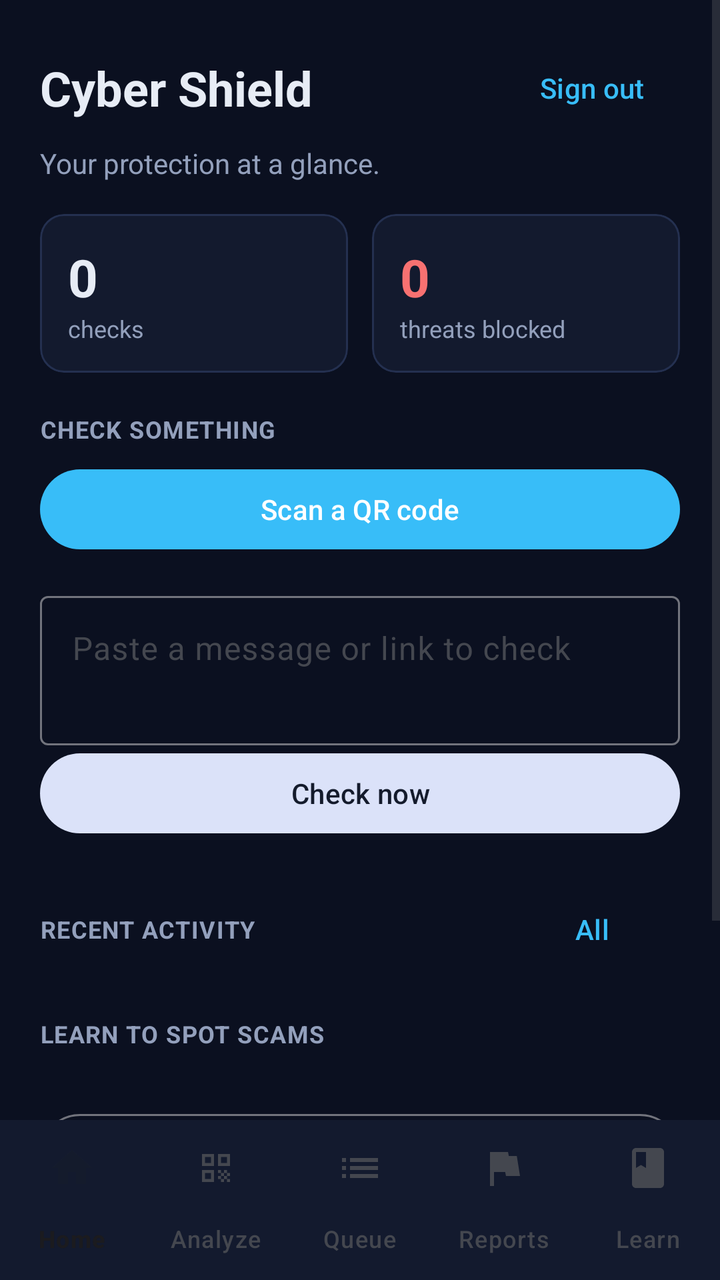
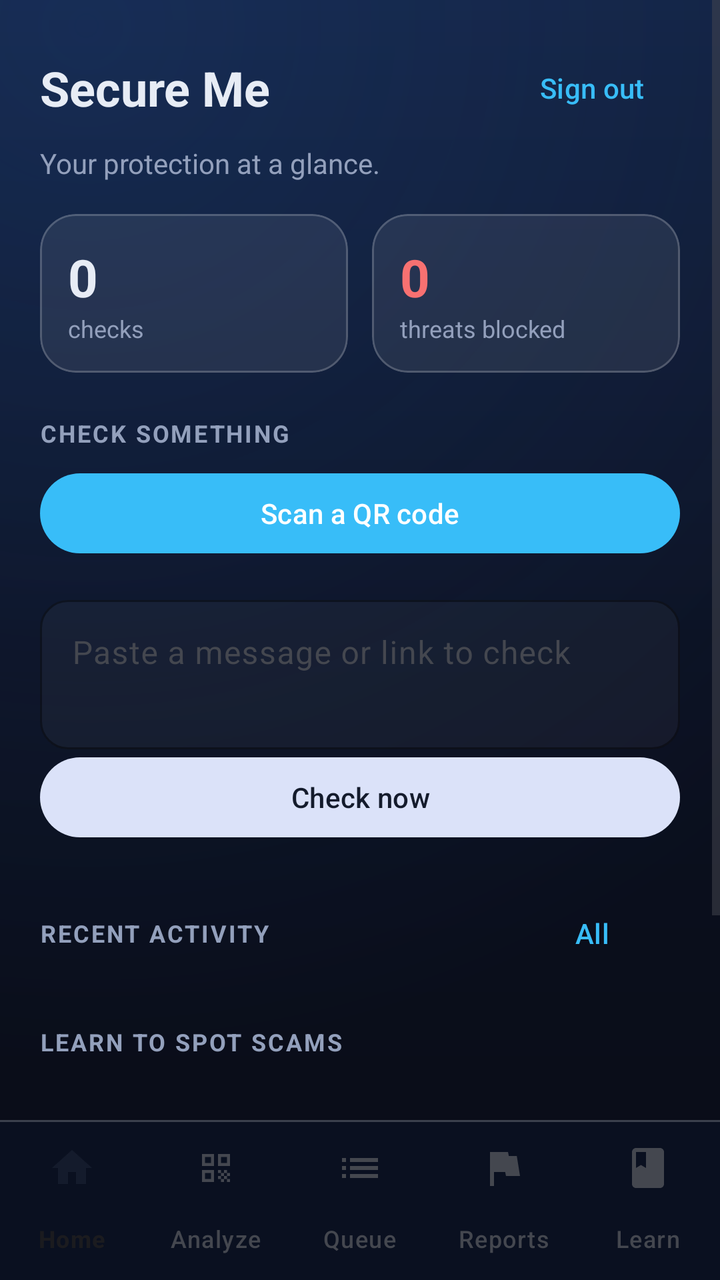

Screens rendered from an Android XML layout before and after an edit, with the pre-edit source and the edit as a unified diff.
<!-- AndroidManifest.xml: application theme Theme.CyberShield -->
<!-- res/layout/activity_main.xml -->
<?xml version="1.0" encoding="utf-8"?>
<FrameLayout xmlns:android="http://schemas.android.com/apk/res/android"
    xmlns:app="http://schemas.android.com/apk/res-auto"
    android:layout_width="match_parent"
    android:layout_height="match_parent">

    <LinearLayout
        android:layout_width="match_parent"
        android:layout_height="match_parent"
        android:orientation="vertical">

        <ScrollView
            android:id="@+id/scroll"
            android:layout_width="match_parent"
            android:layout_height="0dp"
            android:layout_weight="1"
            android:fillViewport="true">

            <LinearLayout
                android:id="@+id/content"
                android:layout_width="match_parent"
                android:layout_height="wrap_content"
                android:orientation="vertical"
                android:padding="20dp">

                <LinearLayout
                    android:layout_width="match_parent"
                    android:layout_height="wrap_content"
                    android:orientation="horizontal"
                    android:gravity="center_vertical">

                    <TextView
                        android:layout_width="0dp"
                        android:layout_height="wrap_content"
                        android:layout_weight="1"
                        android:text="Cyber Shield"
                        android:textColor="@color/text"
                        android:textSize="24sp"
                        android:textStyle="bold" />

                    <com.google.android.material.button.MaterialButton
                        android:id="@+id/btnSignOut"
                        style="@style/Widget.Material3.Button.TextButton"
                        android:layout_width="wrap_content"
                        android:layout_height="wrap_content"
                        android:text="Sign out" />
                </LinearLayout>

                <TextView
                    android:id="@+id/greeting"
                    android:layout_width="match_parent"
                    android:layout_height="wrap_content"
                    android:layout_marginTop="4dp"
                    android:textColor="@color/muted"
                    android:text="Your protection at a glance." />

                <com.google.android.material.button.MaterialButton
                    android:id="@+id/btnOverview"
                    style="@style/Widget.Material3.Button.OutlinedButton"
                    android:layout_width="match_parent"
                    android:layout_height="wrap_content"
                    android:layout_marginTop="12dp"
                    android:text="Open analytics overview"
                    android:visibility="gone" />

                <LinearLayout
                    android:layout_width="match_parent"
                    android:layout_height="wrap_content"
                    android:layout_marginTop="16dp"
                    android:orientation="horizontal"
                    android:baselineAligned="false">

                    <com.google.android.material.card.MaterialCardView
                        style="@style/DashCard" android:layout_marginEnd="6dp">
                        <LinearLayout android:layout_width="match_parent" android:layout_height="wrap_content"
                            android:orientation="vertical" android:padding="14dp">
                            <TextView android:id="@+id/statChecks" android:layout_width="wrap_content"
                                android:layout_height="wrap_content" android:text="0"
                                android:textColor="@color/text" android:textSize="26sp" android:textStyle="bold" />
                            <TextView android:layout_width="wrap_content" android:layout_height="wrap_content"
                                android:text="checks" android:textColor="@color/muted" android:textSize="12sp" />
                        </LinearLayout>
                    </com.google.android.material.card.MaterialCardView>

                    <com.google.android.material.card.MaterialCardView
                        style="@style/DashCard" android:layout_marginStart="6dp">
                        <LinearLayout android:layout_width="match_parent" android:layout_height="wrap_content"
                            android:orientation="vertical" android:padding="14dp">
                            <TextView android:id="@+id/statThreats" android:layout_width="wrap_content"
                                android:layout_height="wrap_content" android:text="0"
                                android:textColor="@color/risk_malicious" android:textSize="26sp" android:textStyle="bold" />
                            <TextView android:layout_width="wrap_content" android:layout_height="wrap_content"
                                android:text="threats blocked" android:textColor="@color/muted" android:textSize="12sp" />
                        </LinearLayout>
                    </com.google.android.material.card.MaterialCardView>
                </LinearLayout>

                <TextView style="@style/DashHeading" android:text="Check something" />

                <com.google.android.material.button.MaterialButton
                    android:id="@+id/btnScanQr"
                    style="@style/Widget.Material3.Button"
                    android:layout_width="match_parent"
                    android:layout_height="wrap_content"
                    android:layout_marginTop="8dp"
                    android:text="@string/scan_qr" />

                <com.google.android.material.textfield.TextInputLayout
                    android:id="@+id/inputLayout"
                    style="@style/AuthField"
                    android:hint="Paste a message or link to check">
                    <com.google.android.material.textfield.TextInputEditText
                        android:id="@+id/editText"
                        android:layout_width="match_parent"
                        android:layout_height="wrap_content"
                        android:minLines="2" android:gravity="top" />
                </com.google.android.material.textfield.TextInputLayout>

                <com.google.android.material.button.MaterialButton
                    android:id="@+id/btnAnalyze"
                    style="@style/Widget.Material3.Button.TonalButton"
                    android:layout_width="match_parent"
                    android:layout_height="wrap_content"
                    android:text="Check now" />

                <LinearLayout
                    android:layout_width="match_parent"
                    android:layout_height="wrap_content"
                    android:orientation="horizontal"
                    android:gravity="center_vertical"
                    android:layout_marginTop="20dp">
                    <TextView style="@style/DashHeading" android:layout_width="0dp"
                        android:layout_weight="1" android:layout_marginTop="0dp" android:text="Recent activity" />
                    <com.google.android.material.button.MaterialButton
                        android:id="@+id/btnAllHistory"
                        style="@style/Widget.Material3.Button.TextButton"
                        android:layout_width="wrap_content" android:layout_height="wrap_content"
                        android:text="All" />
                </LinearLayout>

                <TextView
                    android:id="@+id/recentEmpty"
                    android:layout_width="match_parent"
                    android:layout_height="wrap_content"
                    android:text="Nothing checked yet."
                    android:textColor="@color/muted"
                    android:visibility="gone" />

                <androidx.recyclerview.widget.RecyclerView
                    android:id="@+id/recent"
                    android:layout_width="match_parent"
                    android:layout_height="wrap_content"
                    android:nestedScrollingEnabled="false" />

                <TextView style="@style/DashHeading" android:text="Learn to spot scams" />

                <androidx.recyclerview.widget.RecyclerView
                    android:id="@+id/education"
                    android:layout_width="match_parent"
                    android:layout_height="wrap_content"
                    android:layout_marginTop="8dp"
                    android:nestedScrollingEnabled="false" />

                <com.google.android.material.button.MaterialButton
                    android:id="@+id/btnProtection"
                    style="@style/Widget.Material3.Button.OutlinedButton"
                    android:layout_width="match_parent"
                    android:layout_height="wrap_content"
                    android:layout_marginTop="20dp"
                    android:text="@string/enable_protection" />

                <com.google.android.material.materialswitch.MaterialSwitch
                    android:id="@+id/swBiometric"
                    android:layout_width="match_parent"
                    android:layout_height="wrap_content"
                    android:layout_marginTop="12dp"
                    android:text="Require fingerprint / face unlock"
                    android:textColor="@color/text" />

            </LinearLayout>
        </ScrollView>

        <com.google.android.material.bottomnavigation.BottomNavigationView
            android:id="@+id/bottomNav"
            android:layout_width="match_parent"
            android:layout_height="wrap_content"
            app:menu="@menu/bottom_nav"
            app:labelVisibilityMode="labeled"
            android:background="@color/panel" />
    </LinearLayout>

    <LinearLayout
        android:id="@+id/lockOverlay"
        android:layout_width="match_parent"
        android:layout_height="match_parent"
        android:background="@color/ink"
        android:gravity="center"
        android:orientation="vertical"
        android:padding="32dp"
        android:visibility="gone">

        <TextView android:layout_width="wrap_content" android:layout_height="wrap_content"
            android:text="Cyber Shield is locked" android:textColor="@color/text"
            android:textSize="20sp" android:textStyle="bold" />

        <TextView android:id="@+id/lockMsg" android:layout_width="match_parent"
            android:layout_height="wrap_content" android:layout_marginTop="8dp" android:gravity="center"
            android:text="Unlock with your fingerprint or screen lock." android:textColor="@color/muted" />

        <com.google.android.material.button.MaterialButton android:id="@+id/btnUnlock"
            style="@style/Widget.Material3.Button" android:layout_width="wrap_content"
            android:layout_height="wrap_content" android:layout_marginTop="20dp" android:text="Unlock" />

        <com.google.android.material.button.MaterialButton android:id="@+id/btnLockSignOut"
            style="@style/Widget.Material3.Button.TextButton" android:layout_width="wrap_content"
            android:layout_height="wrap_content" android:text="Sign out instead" />
    </LinearLayout>
</FrameLayout>
<!-- resources referenced by this layout -->
<resources>
  <color name="ink">#0B1020</color>
  <color name="muted">#93A0BC</color>
  <color name="panel">#131A2E</color>
  <color name="risk_malicious">#F87171</color>
  <color name="text">#E7ECF5</color>
  <string name="enable_protection">Enable system-wide protection</string>
  <string name="scan_qr">Scan a QR code</string>
  <style name="AuthField" parent="Widget.Material3.TextInputLayout.OutlinedBox">
          <item name="android:layout_width">match_parent</item>
          <item name="android:layout_height">wrap_content</item>
          <item name="android:layout_marginTop">14dp</item>
      </style>
  <style name="DashCard" parent="Widget.Material3.CardView.Filled">
          <item name="android:layout_width">0dp</item>
          <item name="android:layout_height">wrap_content</item>
          <item name="android:layout_weight">1</item>
          <item name="cardBackgroundColor">@color/panel</item>
          <item name="strokeColor">@color/edge</item>
          <item name="strokeWidth">1dp</item>
          <item name="cardCornerRadius">12dp</item>
      </style>
  <style name="DashHeading">
          <item name="android:layout_width">wrap_content</item>
          <item name="android:layout_height">wrap_content</item>
          <item name="android:layout_marginTop">20dp</item>
          <item name="android:textColor">@color/muted</item>
          <item name="android:textStyle">bold</item>
          <item name="android:textAllCaps">true</item>
          <item name="android:textSize">12sp</item>
          <item name="android:letterSpacing">0.04</item>
      </style>
  <style name="Theme.CyberShield" parent="Theme.Material3.DynamicColors.DayNight">
          <item name="colorPrimary">@color/sky</item>
          <item name="android:colorBackground">@color/ink</item>
          <item name="android:windowBackground">@color/ink</item>
          <item name="android:statusBarColor">@color/ink</item>
          <item name="android:navigationBarColor">@color/ink</item>
      </style>
  <color name="edge">#243050</color>
  <color name="sky">#38BDF8</color>
</resources>

<!-- the commit's change to res/layout/activity_main.xml (unified diff, before → after) -->
@@ -33,7 +33,7 @@
                         android:layout_width="0dp"
                         android:layout_height="wrap_content"
                         android:layout_weight="1"
-                        android:text="Cyber Shield"
+                        android:text="Secure Me"
                         android:textColor="@color/text"
                         android:textSize="24sp"
                         android:textStyle="bold" />
@@ -186,21 +186,21 @@
             android:layout_height="wrap_content"
             app:menu="@menu/bottom_nav"
             app:labelVisibilityMode="labeled"
-            android:background="@color/panel" />
+            android:background="@drawable/bg_nav_glass" />
     </LinearLayout>
 
     <LinearLayout
         android:id="@+id/lockOverlay"
         android:layout_width="match_parent"
         android:layout_height="match_parent"
-        android:background="@color/ink"
+        android:background="@drawable/bg_gradient"
         android:gravity="center"
         android:orientation="vertical"
         android:padding="32dp"
         android:visibility="gone">
 
         <TextView android:layout_width="wrap_content" android:layout_height="wrap_content"
-            android:text="Cyber Shield is locked" android:textColor="@color/text"
+            android:text="Secure Me is locked" android:textColor="@color/text"
             android:textSize="20sp" android:textStyle="bold" />
 
         <TextView android:id="@+id/lockMsg" android:layout_width="match_parent"
<!-- resource entries referenced after the edit -->
@@ -2,43 +2,93 @@
 <resources>
   <color name="ink">#0B1020</color>
   <color name="muted">#93A0BC</color>
-  <color name="panel">#131A2E</color>
   <color name="risk_malicious">#F87171</color>
   <color name="text">#E7ECF5</color>
+  <!-- drawable bg_gradient (drawable) -->
+  <?xml version="1.0" encoding="utf-8"?>
+  <layer-list xmlns:android="http://schemas.android.com/apk/res/android">
+      <item>
+          <shape android:shape="rectangle">
+              <gradient
+                  android:type="linear"
+                  android:angle="120"
+                  android:startColor="@color/bg_a"
+                  android:centerColor="@color/bg_b"
+                  android:endColor="@color/bg_c" />
+          </shape>
+      </item>
+      <item>
+          <shape android:shape="rectangle">
+              <gradient
+                  android:type="radial"
+                  android:gradientRadius="520dp"
+                  android:centerX="0.12" android:centerY="0.02"
+                  android:startColor="#2A2E6FCF"
+                  android:endColor="#00000000" />
+          </shape>
+      </item>
+  </layer-list>
+  <!-- drawable bg_nav_glass (drawable) -->
+  <?xml version="1.0" encoding="utf-8"?>
+  <layer-list xmlns:android="http://schemas.android.com/apk/res/android">
+      <item>
+          <shape android:shape="rectangle">
+              <solid android:color="#B30B1224" />
+          </shape>
+      </item>
+      <item android:gravity="top" android:height="1dp">
+          <shape android:shape="rectangle">
+              <solid android:color="@color/glass_edge" />
+          </shape>
+      </item>
+  </layer-list>
   <string name="enable_protection">Enable system-wide protection</string>
   <string name="scan_qr">Scan a QR code</string>
   <style name="AuthField" parent="Widget.Material3.TextInputLayout.OutlinedBox">
           <item name="android:layout_width">match_parent</item>
           <item name="android:layout_height">wrap_content</item>
           <item name="android:layout_marginTop">14dp</item>
+          <item name="boxBackgroundColor">@color/glass_dim</item>
+          <item name="boxStrokeColor">@color/glass_edge</item>
+          <item name="boxCornerRadiusTopStart">14dp</item>
+          <item name="boxCornerRadiusTopEnd">14dp</item>
+          <item name="boxCornerRadiusBottomStart">14dp</item>
+          <item name="boxCornerRadiusBottomEnd">14dp</item>
       </style>
   <style name="DashCard" parent="Widget.Material3.CardView.Filled">
           <item name="android:layout_width">0dp</item>
           <item name="android:layout_height">wrap_content</item>
           <item name="android:layout_weight">1</item>
-          <item name="cardBackgroundColor">@color/panel</item>
-          <item name="strokeColor">@color/edge</item>
+          <item name="cardBackgroundColor">@color/glass</item>
+          <item name="strokeColor">@color/glass_edge</item>
           <item name="strokeWidth">1dp</item>
-          <item name="cardCornerRadius">12dp</item>
+          <item name="cardCornerRadius">18dp</item>
+          <item name="cardElevation">0dp</item>
       </style>
   <style name="DashHeading">
           <item name="android:layout_width">wrap_content</item>
           <item name="android:layout_height">wrap_content</item>
-          <item name="android:layout_marginTop">20dp</item>
+          <item name="android:layout_marginTop">22dp</item>
           <item name="android:textColor">@color/muted</item>
           <item name="android:textStyle">bold</item>
           <item name="android:textAllCaps">true</item>
           <item name="android:textSize">12sp</item>
-          <item name="android:letterSpacing">0.04</item>
+          <item name="android:letterSpacing">0.08</item>
       </style>
   <style name="Theme.CyberShield" parent="Theme.Material3.DynamicColors.DayNight">
           <item name="colorPrimary">@color/sky</item>
           <item name="android:colorBackground">@color/ink</item>
-          <item name="android:windowBackground">@color/ink</item>
-          <item name="android:statusBarColor">@color/ink</item>
-          <item name="android:navigationBarColor">@color/ink</item>
+          <item name="android:windowBackground">@drawable/bg_gradient</item>
+          <item name="android:statusBarColor">@color/bg_b</item>
+          <item name="android:navigationBarColor">@color/bg_c</item>
+          <item name="android:windowLightStatusBar">false</item>
       </style>
-  <color name="edge">#243050</color>
+  <color name="bg_a">#12203E</color>
+  <color name="bg_b">#0B1020</color>
+  <color name="bg_c">#090C16</color>
+  <color name="glass_edge">#33FFFFFF</color>
+  <color name="glass_dim">#0AFFFFFF</color>
+  <color name="glass">#14FFFFFF</color>
   <color name="sky">#38BDF8</color>
 </resources>
 
